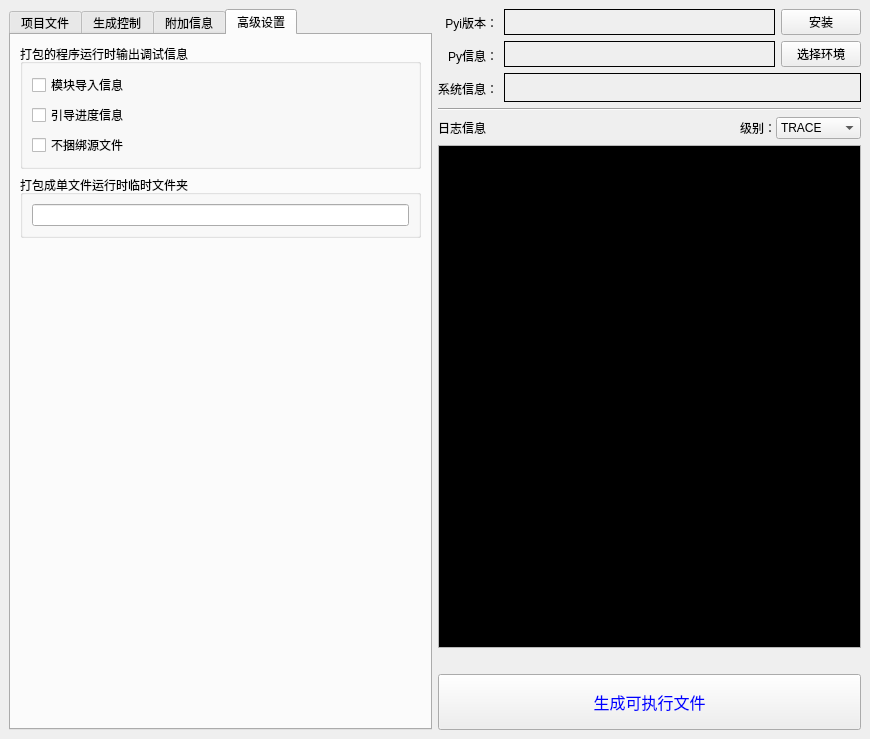
hrpzcf/AwesomePyKit, file interface/PyInstallerTool.ui: the form before one commit.
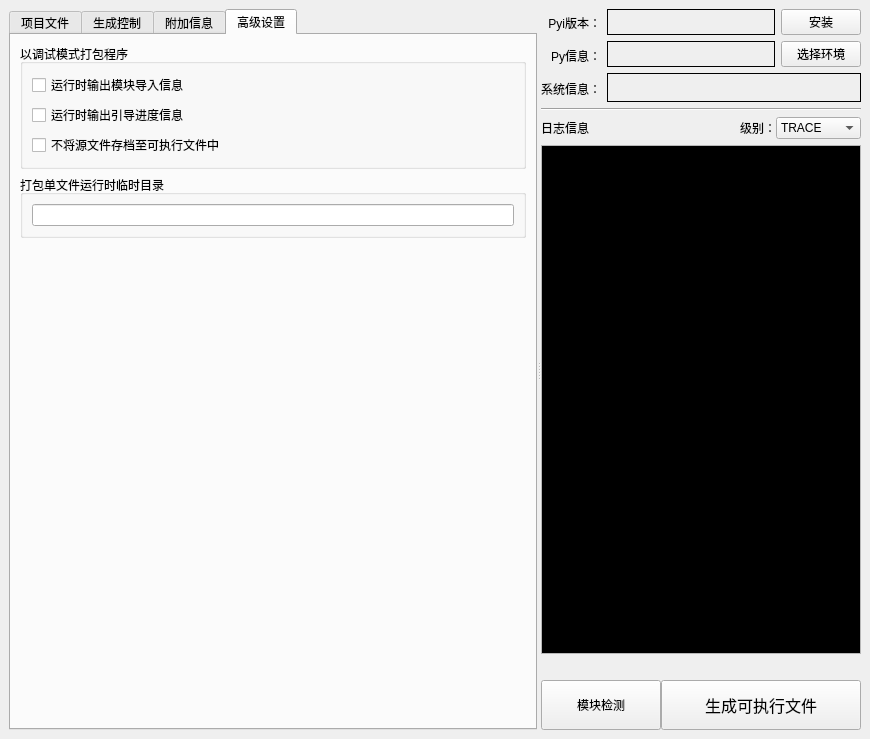
The form after the commit. The open tabs and pages were chosen to show the change.

Commit message: fix: 各工具提示修改，界面微调。

What changed in the file:
```diff
--- a/interface/PyInstallerTool.ui
+++ b/interface/PyInstallerTool.ui
@@ -24,8 +24,10 @@
   <widget class="QWidget" name="centralwidget">
    <layout class="QHBoxLayout" name="horizontalLayout_19">
     <item>
-     <layout class="QHBoxLayout" name="horizontalLayout_18" stretch="1,1">
-      <item>
+     <widget class="QSplitter" name="splitter">
+      <property name="orientation">
+       <enum>Qt::Horizontal</enum>
+      </property>
        <widget class="QTabWidget" name="tabWidget">
         <property name="currentIndex">
          <number>0</number>
@@ -882,7 +884,7 @@
 要求主程序后缀名不能是 *.pyw，&quot;生成控制&quot;标签中的&quot;打包的程序运行时显示控制台&quot;选项必须勾选，否则打包后的可执行程序无法运行。</string>
               </property>
               <property name="title">
-               <string>打包的程序运行时输出调试信息</string>
+              <string>以调试模式打包程序</string>
               </property>
               <layout class="QVBoxLayout" name="verticalLayout_22">
                <item>
@@ -893,7 +895,7 @@
                     <string>每次初始化模块时，打印一条消息，显示加载该模块的位置(文件名或内置模块)。</string>
                    </property>
                    <property name="text">
-                    <string>模块导入信息</string>
+                   <string>运行时输出模块导入信息</string>
                    </property>
                   </widget>
                  </item>
@@ -903,7 +905,7 @@
                     <string>使引导程序在初始化和启动捆绑的应用程序时发出进度消息，用于诊断导入丢失的问题。</string>
                    </property>
                    <property name="text">
-                    <string>引导进度信息</string>
+                   <string>运行时输出引导进度信息</string>
                    </property>
                   </widget>
                  </item>
@@ -913,7 +915,7 @@
                     <string>不将所有冻结的Python源文件作为档案存储在生成的可执行文件中，而是将它们作为文件存储在生成的输出目录中。</string>
                    </property>
                    <property name="text">
-                    <string>不捆绑源文件</string>
+                   <string>不将源文件存档至可执行文件中</string>
                    </property>
                   </widget>
                  </item>
@@ -930,7 +932,7 @@
 &quot;_MEIxxxxxx&quot;文件夹将在此处创建。仅当您知道自己在做什么时，才使用此选项。</string>
               </property>
               <property name="title">
-               <string>打包成单文件运行时临时文件夹</string>
+              <string>打包单文件运行时临时目录</string>
               </property>
               <layout class="QVBoxLayout" name="verticalLayout_23">
                <item>
@@ -961,8 +963,7 @@
          </layout>
         </widget>
        </widget>
-      </item>
-      <item>
+      <widget class="QWidget" name="layoutWidget">
        <layout class="QVBoxLayout" name="verticalLayout_20">
         <item>
          <layout class="QHBoxLayout" name="horizontalLayout_7" stretch="0,9">
@@ -1198,6 +1199,15 @@
                  </color>
                 </brush>
                </colorrole>
+               <colorrole role="PlaceholderText">
+                <brush brushstyle="SolidPattern">
+                 <color alpha="128">
+                  <red>255</red>
+                  <green>255</green>
+                  <blue>255</blue>
+                 </color>
+                </brush>
+               </colorrole>
               </active>
               <inactive>
                <colorrole role="Text">
@@ -1218,6 +1228,15 @@
                  </color>
                 </brush>
                </colorrole>
+               <colorrole role="PlaceholderText">
+                <brush brushstyle="SolidPattern">
+                 <color alpha="128">
+                  <red>255</red>
+                  <green>255</green>
+                  <blue>255</blue>
+                 </color>
+                </brush>
+               </colorrole>
               </inactive>
               <disabled>
                <colorrole role="Text">
@@ -1238,6 +1257,15 @@
                  </color>
                 </brush>
                </colorrole>
+               <colorrole role="PlaceholderText">
+                <brush brushstyle="SolidPattern">
+                 <color alpha="128">
+                  <red>0</red>
+                  <green>0</green>
+                  <blue>0</blue>
+                 </color>
+                </brush>
+               </colorrole>
               </disabled>
              </palette>
             </property>
@@ -1275,11 +1303,69 @@
          </layout>
         </item>
         <item>
+         <layout class="QHBoxLayout" name="horizontalLayout_18" stretch="1,2">
+          <property name="spacing">
+           <number>0</number>
+          </property>
+          <item>
+           <widget class="QPushButton" name="pb_check_imports">
+            <property name="minimumSize">
+             <size>
+              <width>120</width>
+              <height>50</height>
+             </size>
+            </property>
+            <property name="palette">
+             <palette>
+              <active>
+               <colorrole role="ButtonText">
+                <brush brushstyle="SolidPattern">
+                 <color alpha="255">
+                  <red>255</red>
+                  <green>0</green>
+                  <blue>0</blue>
+                 </color>
+                </brush>
+               </colorrole>
+              </active>
+              <inactive>
+               <colorrole role="ButtonText">
+                <brush brushstyle="SolidPattern">
+                 <color alpha="255">
+                  <red>0</red>
+                  <green>0</green>
+                  <blue>0</blue>
+                 </color>
+                </brush>
+               </colorrole>
+              </inactive>
+              <disabled>
+               <colorrole role="ButtonText">
+                <brush brushstyle="SolidPattern">
+                 <color alpha="255">
+                  <red>120</red>
+                  <green>120</green>
+                  <blue>120</blue>
+                 </color>
+                </brush>
+               </colorrole>
+              </disabled>
+             </palette>
+            </property>
+            <property name="toolTip">
+             <string>检测程序运行所需的所有模块是否在已选的PYTHON环境中安装。</string>
+            </property>
+            <property name="text">
+             <string>模块检测</string>
+            </property>
+           </widget>
+          </item>
+          <item>
          <widget class="QPushButton" name="pb_gen_executable">
           <property name="minimumSize">
            <size>
-            <width>0</width>
-            <height>56</height>
+              <width>200</width>
+              <height>50</height>
            </size>
           </property>
           <property name="palette">
@@ -1301,7 +1387,7 @@
                <color alpha="255">
                 <red>0</red>
                 <green>0</green>
-                <blue>255</blue>
+                  <blue>0</blue>
                </color>
               </brush>
              </colorrole>
@@ -1323,10 +1409,11 @@
            <font>
             <family>Microsoft YaHei UI</family>
             <pointsize>12</pointsize>
-            <weight>50</weight>
-            <bold>false</bold>
-           </font>
-          </property>
+             </font>
+            </property>
+            <property name="toolTip">
+             <string>将PY脚本及所选资源文件打包成可执行文件。</string>
+            </property>
           <property name="text">
            <string>生成可执行文件</string>
           </property>
@@ -1335,6 +1422,8 @@
        </layout>
       </item>
      </layout>
+      </widget>
+     </widget>
     </item>
    </layout>
   </widget>
```
Left out of the diff: 25 changed lines with no effect on the pictures. Lines whose indentation alone changed are shown as unchanged. The commit also changes 7 other files.
